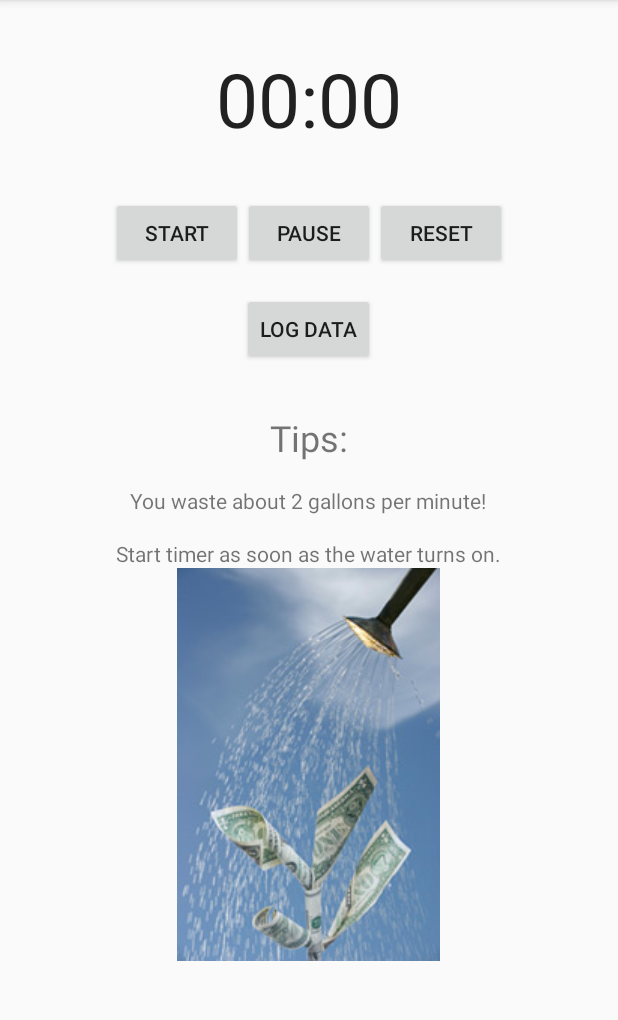
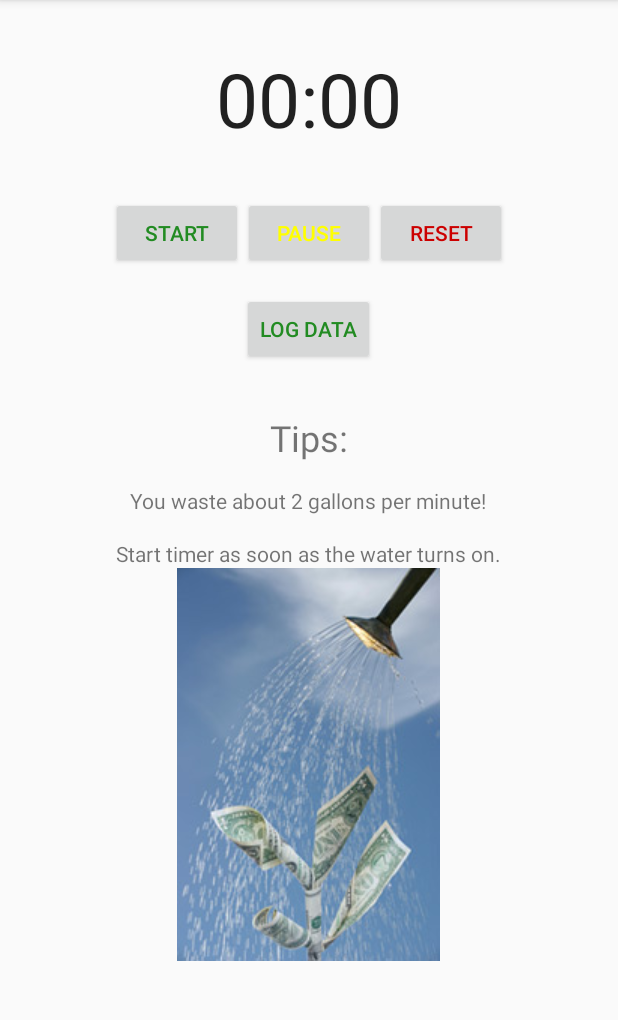
Before and after one commit to mvassos/ecoBuddy, an Android app: the ShowerTimer screen opened directly, with no data from a screen before it, on a phone screen of 412 x 824 dp, the part 84-1104 px from its top. Run offline under Robolectric (Android 15) with nearby library versions, the phone set to English and light mode, and no system bars; our stand-ins replace Firebase (no records; nobody signed in at launch, a user with empty details on screens opened directly); 1 statement that could not run was skipped.

Commit message:
more UI...again

```diff
--- a/app/src/main/AndroidManifest.xml
+++ b/app/src/main/AndroidManifest.xml
@@ -43,9 +43,6 @@
             android:name="com.google.android.geo.API_KEY"
             android:value="@string/google_maps_key" />
 
-        <activity
-            android:name=".MapsActivity"
-            android:label="@string/title_activity_maps" />
         <activity android:name=".ShowerTimer" />
         <activity android:name=".SetBill" />
         <activity android:name=".DataAnalytics" />
--- a/app/src/main/res/layout/ecoreminders_activity.xml
+++ b/app/src/main/res/layout/ecoreminders_activity.xml
@@ -5,7 +5,7 @@
     android:orientation="vertical"
     android:layout_width="fill_parent"
     android:layout_height="fill_parent"
-    android:background="@drawable/string_telephones"
+    android:background="@drawable/backsplash"
     tools:context=".MainActivity"
     android:layout_gravity="center_horizontal">
 
--- a/app/src/main/res/layout/shower_timer_activity.xml
+++ b/app/src/main/res/layout/shower_timer_activity.xml
@@ -28,40 +28,42 @@
         android:paddingBottom="16dp">
 
 
-
         <Button
             android:id="@+id/button_start_timer"
             android:layout_width="wrap_content"
             android:layout_height="wrap_content"
+            android:onClick="startChronometer"
             android:text="START"
-            android:onClick="startChronometer"/>
+            android:textColor="@color/ForestGreen" />
 
         <Button
             android:id="@+id/button_stop_timer"
             android:layout_width="wrap_content"
             android:layout_height="wrap_content"
+            android:onClick="pauseChronometer"
             android:text="PAUSE"
-            android:onClick="pauseChronometer"/>
+            android:textColor="@color/Yellow" />
 
         <Button
             android:id="@+id/button_reset_timer"
             android:layout_width="wrap_content"
             android:layout_height="wrap_content"
+            android:onClick="resetChronometer"
             android:text="RESET"
-            android:onClick="resetChronometer"/>
+            android:textColor="@android:color/holo_red_dark" />
 
 
 
     </LinearLayout>
 
 
-
     <Button
         android:id="@+id/logdata_button"
         android:layout_width="wrap_content"
         android:layout_height="wrap_content"
+        android:onClick="logData"
         android:text="LOG DATA"
-        android:onClick="logData"/>
+        android:textColor="@color/ForestGreen" />
 
     <TextView
         android:layout_width="wrap_content"
```
Also changed, not shown: app/src/main/java/ecobuddy/cmps121/ecobuddy/MapsActivity.java (deleted, +0 -46 lines), app/src/main/res/layout/activity_maps.xml (deleted, +0 -9 lines), app/src/main/res/layout/appliance_reminder_activity.xml (+6 -2 lines).
